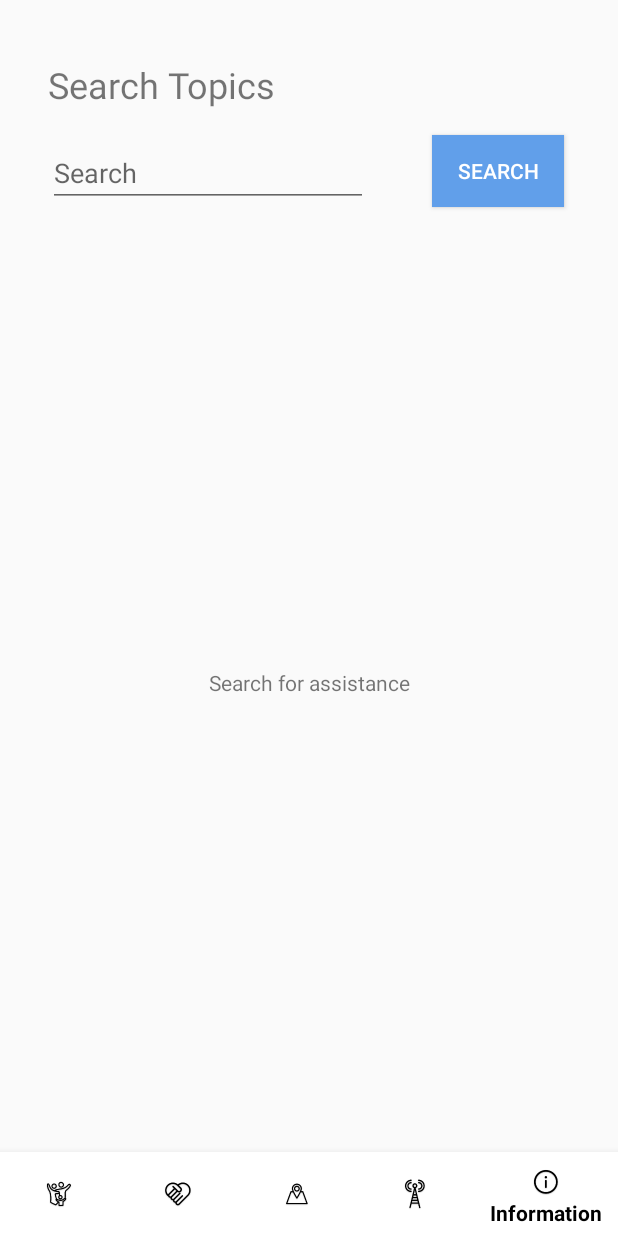
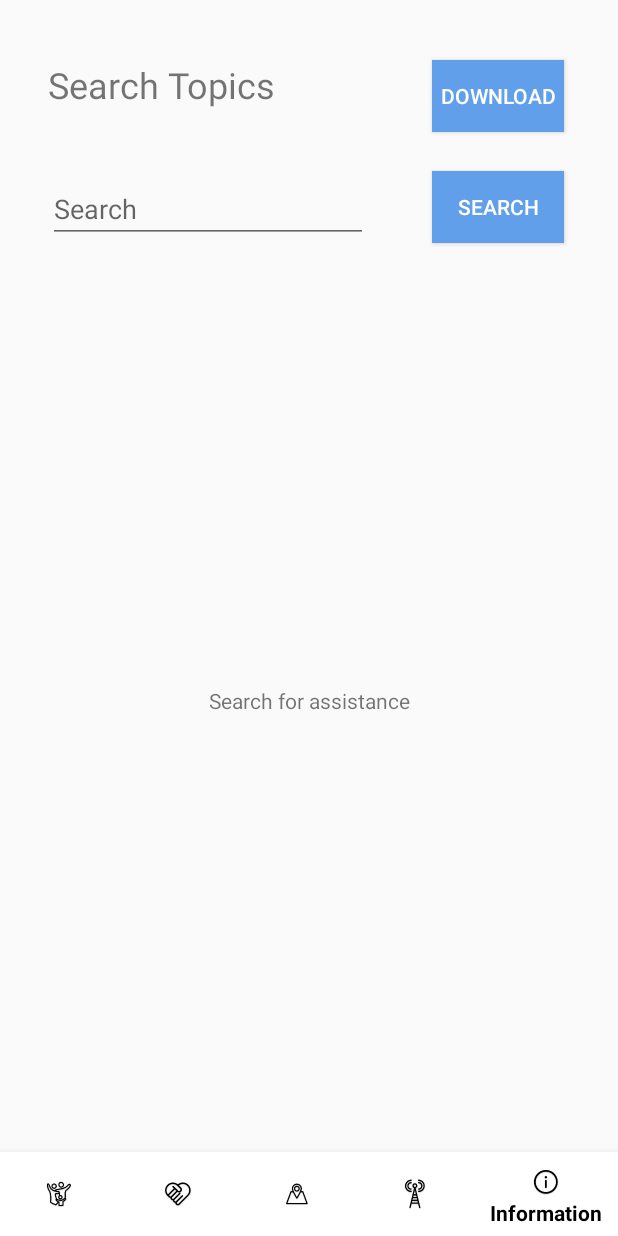
Before and after one commit to juliarosenrauch/nwhacks2020, an Android app: the screen it shows after launch (HomeTabbedContainerActivity), item 5 of the bottom bar chosen, on a phone screen of 412 x 824 dp. Run offline under Robolectric (Android 15) with nearby library versions, the phone set to English and light mode, and no system bars.

Commit message:
add button

```diff
--- a/NWHacks-Android/app/src/main/res/layout/fragment_info.xml
+++ b/NWHacks-Android/app/src/main/res/layout/fragment_info.xml
@@ -12,7 +12,7 @@
         android:layout_width="0dp"
         android:layout_height="wrap_content"
         android:layout_marginStart="32dp"
-        android:layout_marginTop="20dp"
+        android:layout_marginTop="44dp"
         android:ems="10"
         android:hint="Search"
         android:inputType="textPersonName"
@@ -56,4 +56,15 @@
         android:textSize="24dp"
         app:layout_constraintStart_toStartOf="parent"
         app:layout_constraintTop_toTopOf="parent" />
+
+    <Button
+        android:id="@+id/button2"
+        android:layout_width="wrap_content"
+        android:layout_height="wrap_content"
+        android:layout_marginEnd="36dp"
+        android:background="#619FEA"
+        android:text="Download"
+        android:textColor="@android:color/white"
+        app:layout_constraintEnd_toEndOf="parent"
+        app:layout_constraintTop_toTopOf="@+id/textView5" />
 </androidx.constraintlayout.widget.ConstraintLayout>
```
